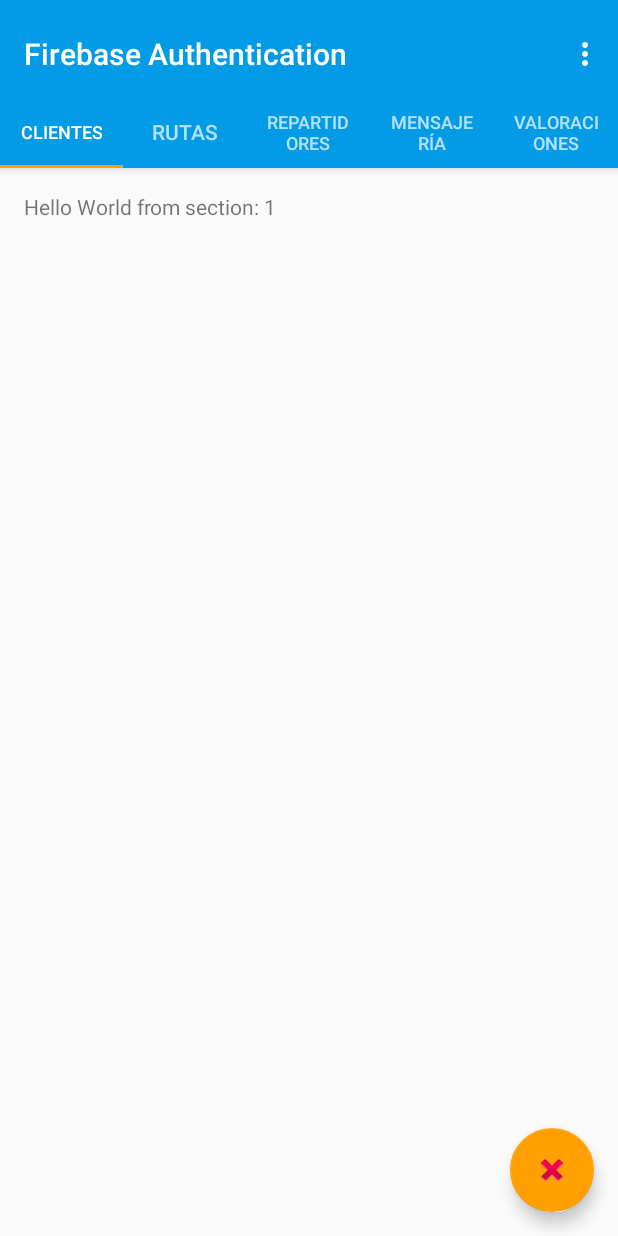
After one commit to bitIO/delivery-on-time, an Android app: the MainMenuActivity screen opened directly, with no data from a screen before it, on a phone screen of 412 x 824 dp. The commit adds this screen. Run offline under Robolectric (Android 15) with nearby library versions, the phone set to English and light mode, and no system bars.

Commit message:
feat(MainMenu): main menu with tabs

```diff
--- /dev/null
+++ b/app/src/debug/res/values/google_maps_api.xml
@@ -0,0 +1,24 @@
+<resources>
+    <!--
+    TODO: Before you run your application, you need a Google Maps API key.
+
+    To get one, follow this link, follow the directions and press "Create" at the end:
+
+    https://console.developers.google.com/flows/enableapi?apiid=maps_android_backend&keyType=CLIENT_SIDE_ANDROID&r=AC:C0:56:24:1E:75:87:80:73:3D:4C:17:A3:75:31:86:97:48:7B:48%3Bcom.proyectodot.enterprise
+
+    You can also add your credentials to an existing key, using these values:
+
+    Package name:
+    AC:C0:56:24:1E:75:87:80:73:3D:4C:17:A3:75:31:86:97:48:7B:48
+
+    SHA-1 certificate fingerprint:
+    AC:C0:56:24:1E:75:87:80:73:3D:4C:17:A3:75:31:86:97:48:7B:48
+
+    Alternatively, follow the directions here:
+    https://developers.google.com/maps/documentation/android/start#get-key
+
+    Once you have your key (it starts with "AIza"), replace the "google_maps_key"
+    string in this file.
+    -->
+    <string name="google_maps_key" templateMergeStrategy="preserve" translatable="false">AIzaSyCPJhBHdeIryi7jUw6D72J6aMCgjMm_nrw</string>
+</resources>
--- a/app/src/main/java/com/proyectodot/enterprise/EmailPasswordActivity.java
+++ b/app/src/main/java/com/proyectodot/enterprise/EmailPasswordActivity.java
@@ -16,6 +16,7 @@
 
 package com.proyectodot.enterprise;
 
+import android.content.Intent;
 import android.os.Bundle;
 import android.support.annotation.NonNull;
 import android.text.TextUtils;
@@ -61,6 +62,7 @@
         // findViewById(R.id.email_create_account_button).setOnClickListener(this);
         findViewById(R.id.sign_out_button).setOnClickListener(this);
         findViewById(R.id.verify_email_button).setOnClickListener(this);
+        findViewById(R.id.navigate_to_menu).setOnClickListener(this);
 
         // [START initialize_auth]
         mAuth = FirebaseAuth.getInstance();
@@ -240,6 +242,8 @@
             signOut();
         } else if (i == R.id.verify_email_button) {
             sendEmailVerification();
+        } else if (i == R.id.navigate_to_menu) {
+            startActivity(new Intent(this, MainMenuActivity.class));
         }
     }
 }
--- /dev/null
+++ b/app/src/main/java/com/proyectodot/enterprise/MainMenuActivity.java
@@ -0,0 +1,153 @@
+package com.proyectodot.enterprise;
+
+import android.support.design.widget.TabLayout;
+import android.support.design.widget.FloatingActionButton;
+import android.support.design.widget.Snackbar;
+import android.support.v4.app.FragmentActivity;
+import android.support.v7.app.AppCompatActivity;
+import android.support.v7.widget.Toolbar;
+
+import android.support.v4.app.Fragment;
+import android.support.v4.app.FragmentManager;
+import android.support.v4.app.FragmentPagerAdapter;
+import android.support.v4.view.ViewPager;
+import android.os.Bundle;
+import android.view.LayoutInflater;
+import android.view.Menu;
+import android.view.MenuItem;
+import android.view.View;
+import android.view.ViewGroup;
+
+import android.widget.TextView;
+
+public class MainMenuActivity extends AppCompatActivity {
+
+    /**
+     * The {@link android.support.v4.view.PagerAdapter} that will provide
+     * fragments for each of the sections. We use a
+     * {@link FragmentPagerAdapter} derivative, which will keep every
+     * loaded fragment in memory. If this becomes too memory intensive, it
+     * may be best to switch to a
+     * {@link android.support.v4.app.FragmentStatePagerAdapter}.
+     */
+    private SectionsPagerAdapter mSectionsPagerAdapter;
+
+    /**
+     * The {@link ViewPager} that will host the section contents.
+     */
+    private ViewPager mViewPager;
+
+    @Override
+    protected void onCreate(Bundle savedInstanceState) {
+        super.onCreate(savedInstanceState);
+        setContentView(R.layout.activity_main_menu);
+
+        Toolbar toolbar = (Toolbar) findViewById(R.id.toolbar);
+        setSupportActionBar(toolbar);
+        // Create the adapter that will return a fragment for each of the three
+        // primary sections of the activity.
+        mSectionsPagerAdapter = new SectionsPagerAdapter(getSupportFragmentManager());
+
+        // Set up the ViewPager with the sections adapter.
+        mViewPager = (ViewPager) findViewById(R.id.container);
+        mViewPager.setAdapter(mSectionsPagerAdapter);
+
+        TabLayout tabLayout = (TabLayout) findViewById(R.id.tabs);
+
+        mViewPager.addOnPageChangeListener(new TabLayout.TabLayoutOnPageChangeListener(tabLayout));
+        tabLayout.addOnTabSelectedListener(new TabLayout.ViewPagerOnTabSelectedListener(mViewPager));
+
+        FloatingActionButton fab = (FloatingActionButton) findViewById(R.id.logout);
+        fab.setOnClickListener(new View.OnClickListener() {
+            @Override
+            public void onClick(View view) {
+                Snackbar
+                        .make(view, "Cerrando sesión ...", Snackbar.LENGTH_LONG)
+                        .setAction("Action", null).show();
+            }
+        });
+
+    }
+
+
+    @Override
+    public boolean onCreateOptionsMenu(Menu menu) {
+        // Inflate the menu; this adds items to the action bar if it is present.
+        getMenuInflater().inflate(R.menu.menu_main_menu, menu);
+        return true;
+    }
+
+    @Override
+    public boolean onOptionsItemSelected(MenuItem item) {
+        // Handle action bar item clicks here. The action bar will
+        // automatically handle clicks on the Home/Up button, so long
+        // as you specify a parent activity in AndroidManifest.xml.
+        int id = item.getItemId();
+
+        //noinspection SimplifiableIfStatement
+        if (id == R.id.action_settings) {
+            return true;
+        }
+
+        return super.onOptionsItemSelected(item);
+    }
+
+    /**
+     * A placeholder fragment containing a simple view.
+     */
+    public static class PlaceholderFragment extends Fragment {
+        /**
+         * The fragment argument representing the section number for this
+         * fragment.
+         */
+        private static final String ARG_SECTION_NUMBER = "section_number";
+
+        public PlaceholderFragment() {
+        }
+
+        /**
+         * Returns a new instance of this fragment for the given section
+         * number.
+         */
+        public static PlaceholderFragment newInstance(int sectionNumber) {
+            PlaceholderFragment fragment = new PlaceholderFragment();
+            Bundle args = new Bundle();
+            args.putInt(ARG_SECTION_NUMBER, sectionNumber);
+            fragment.setArguments(args);
+            return fragment;
+        }
+
+        @Override
+        public View onCreateView(LayoutInflater inflater, ViewGroup container,
+                                 Bundle savedInstanceState) {
+            View rootView = inflater.inflate(R.layout.fragment_main_menu, container, false);
+            TextView textView = (TextView) rootView.findViewById(R.id.section_label);
+            textView.setText(getString(R.string.section_format, getArguments().getInt(ARG_SECTION_NUMBER)));
+            return rootView;
+        }
+    }
+
+    /**
+     * A {@link FragmentPagerAdapter} that returns a fragment corresponding to
+     * one of the sections/tabs/pages.
+     */
+    public class SectionsPagerAdapter extends FragmentPagerAdapter {
+
+        public SectionsPagerAdapter(FragmentManager fm) {
+            super(fm);
+        }
+
+        @Override
+        public Fragment getItem(int position) {
+            // getItem is called to instantiate the fragment for the given page.
+            // Return a PlaceholderFragment (defined as a static inner class below).
+            return PlaceholderFragment.newInstance(position + 1);
+        }
+
+        @Override
+        public int getCount() {
+            // Show 3 total pages.
+            return 5;
+        }
+    }
+}
--- /dev/null
+++ b/app/src/main/res/layout/activity_main_menu.xml
@@ -0,0 +1,82 @@
+<?xml version="1.0" encoding="utf-8"?>
+<android.support.design.widget.CoordinatorLayout xmlns:android="http://schemas.android.com/apk/res/android"
+    xmlns:app="http://schemas.android.com/apk/res-auto"
+    xmlns:tools="http://schemas.android.com/tools"
+    android:id="@+id/main_content"
+    android:layout_width="match_parent"
+    android:layout_height="match_parent"
+    android:fitsSystemWindows="true"
+    tools:context=".MainMenuActivity">
+
+    <android.support.design.widget.AppBarLayout
+        android:id="@+id/appbar"
+        android:layout_width="match_parent"
+        android:layout_height="wrap_content"
+        android:paddingTop="@dimen/appbar_padding_top"
+        android:theme="@style/AppTheme.AppBarOverlay">
+
+        <android.support.v7.widget.Toolbar
+            android:id="@+id/toolbar"
+            android:layout_width="match_parent"
+            android:layout_height="?attr/actionBarSize"
+            android:layout_weight="1"
+            android:background="?attr/colorPrimary"
+            app:layout_scrollFlags="scroll|enterAlways"
+            app:popupTheme="@style/AppTheme.PopupOverlay"
+            app:title="@string/app_name">
+
+        </android.support.v7.widget.Toolbar>
+
+        <android.support.design.widget.TabLayout
+            android:id="@+id/tabs"
+            android:layout_width="match_parent"
+            android:layout_height="wrap_content">
+
+            <android.support.design.widget.TabItem
+                android:id="@+id/tabItem"
+                android:layout_width="wrap_content"
+                android:layout_height="wrap_content"
+                android:text="@string/tab_text_1" />
+
+            <android.support.design.widget.TabItem
+                android:id="@+id/tabItem2"
+                android:layout_width="wrap_content"
+                android:layout_height="wrap_content"
+                android:text="@string/tab_text_2" />
+
+            <android.support.design.widget.TabItem
+                android:id="@+id/tabItem3"
+                android:layout_width="wrap_content"
+                android:layout_height="wrap_content"
+                android:text="@string/tab_text_3" />
+
+            <android.support.design.widget.TabItem
+                android:id="@+id/tabItem4"
+                android:layout_width="wrap_content"
+                android:layout_height="wrap_content"
+                android:text="@string/tab_text_4" />
+
+            <android.support.design.widget.TabItem
+                android:id="@+id/tabItem5"
+                android:layout_width="wrap_content"
+                android:layout_height="wrap_content"
+                android:text="@string/tab_text_5" />
+
+        </android.support.design.widget.TabLayout>
+    </android.support.design.widget.AppBarLayout>
+
+    <android.support.v4.view.ViewPager
+        android:id="@+id/container"
+        android:layout_width="match_parent"
+        android:layout_height="match_parent"
+        app:layout_behavior="@string/appbar_scrolling_view_behavior" />
+
+    <android.support.design.widget.FloatingActionButton
+        android:id="@+id/logout"
+        android:layout_width="wrap_content"
+        android:layout_height="wrap_content"
+        android:layout_gravity="end|bottom"
+        android:layout_margin="@dimen/fab_margin"
+        app:srcCompat="@android:drawable/ic_delete" />
+
+</android.support.design.widget.CoordinatorLayout>
--- /dev/null
+++ b/app/src/main/res/layout/fragment_main_menu.xml
@@ -0,0 +1,23 @@
+<?xml version="1.0" encoding="utf-8"?>
+<android.support.constraint.ConstraintLayout xmlns:android="http://schemas.android.com/apk/res/android"
+    xmlns:app="http://schemas.android.com/apk/res-auto"
+    xmlns:tools="http://schemas.android.com/tools"
+    android:id="@+id/constraintLayout"
+    android:layout_width="match_parent"
+    android:layout_height="match_parent"
+    tools:context=".MainMenuActivity$PlaceholderFragment">
+
+    <TextView
+        android:id="@+id/section_label"
+        android:layout_width="wrap_content"
+        android:layout_height="wrap_content"
+        android:layout_marginBottom="@dimen/activity_vertical_margin"
+        android:layout_marginEnd="@dimen/activity_horizontal_margin"
+        android:layout_marginStart="@dimen/activity_horizontal_margin"
+        android:layout_marginTop="@dimen/activity_vertical_margin"
+        app:layout_constraintLeft_toLeftOf="parent"
+        app:layout_constraintTop_toTopOf="@+id/constraintLayout"
+        tools:layout_constraintLeft_creator="1"
+        tools:layout_constraintTop_creator="1" />
+
+</android.support.constraint.ConstraintLayout>
--- /dev/null
+++ b/app/src/main/res/menu/menu_main_menu.xml
@@ -0,0 +1,10 @@
+<menu xmlns:android="http://schemas.android.com/apk/res/android"
+    xmlns:app="http://schemas.android.com/apk/res-auto"
+    xmlns:tools="http://schemas.android.com/tools"
+    tools:context="com.proyectodot.enterprise.MainMenuActivity">
+    <item
+        android:id="@+id/action_settings"
+        android:orderInCategory="100"
+        android:title="@string/action_settings"
+        app:showAsAction="never" />
+</menu>
--- a/app/src/main/res/values/dimens.xml
+++ b/app/src/main/res/values/dimens.xml
@@ -7,4 +7,6 @@
     <dimen name="icon_bottom_margin">24dp</dimen>
     <dimen name="title_bottom_margin">16dp</dimen>
     <dimen name="field_width_standard">160dp</dimen>
+    <dimen name="fab_margin">16dp</dimen>
+    <dimen name="appbar_padding_top">8dp</dimen>
 </resources>
--- /dev/null
+++ b/app/src/main/res/values/main_menu.xml
@@ -0,0 +1,11 @@
+<?xml version="1.0" encoding="utf-8"?>
+<resources>
+    <string name="title_activity_main_menu">MainMenuActivity</string>
+    <string name="tab_text_1">Clientes</string>
+    <string name="tab_text_2">Rutas</string>
+    <string name="tab_text_3">Repartidores</string>
+    <string name="tab_text_4">Mensajería</string>
+    <string name="tab_text_5">Valoraciones</string>
+    <string name="action_settings">Settings</string>
+    <string name="section_format">Hello World from section: %1$d</string>
+</resources>
--- a/app/src/main/res/values/strings.xml
+++ b/app/src/main/res/values/strings.xml
@@ -86,4 +86,6 @@
     <string name="email_fmt">Email: %s</string>
 
     <string name="navigate_to_menu">Ir al menú</string>
+    <string name="title_activity_routes">Map</string>
+
 </resources>
--- a/app/src/main/res/values/styles.xml
+++ b/app/src/main/res/values/styles.xml
@@ -23,7 +23,7 @@
     </style>
 
     <!-- Light EditTexts -->
-    <style name="ThemeOverlay.MyLightEditText" parent="ThemeOverlay.AppCompat.Dark"/>
+    <style name="ThemeOverlay.MyLightEditText" parent="ThemeOverlay.AppCompat.Dark" />
 
     <style name="ThemeOverlay.MyTextDetail" parent="AppTheme">
         <item name="android:layout_width">wrap_content</item>
@@ -46,4 +46,8 @@
         <item name="android:textSize">36sp</item>
     </style>
 
+    <style name="AppTheme.AppBarOverlay" parent="ThemeOverlay.AppCompat.Dark.ActionBar" />
+
+    <style name="AppTheme.PopupOverlay" parent="ThemeOverlay.AppCompat.Light" />
+
 </resources>
```
Also changed, not shown: app/src/main/AndroidManifest.xml (+17 -1 lines), 1 other file.
